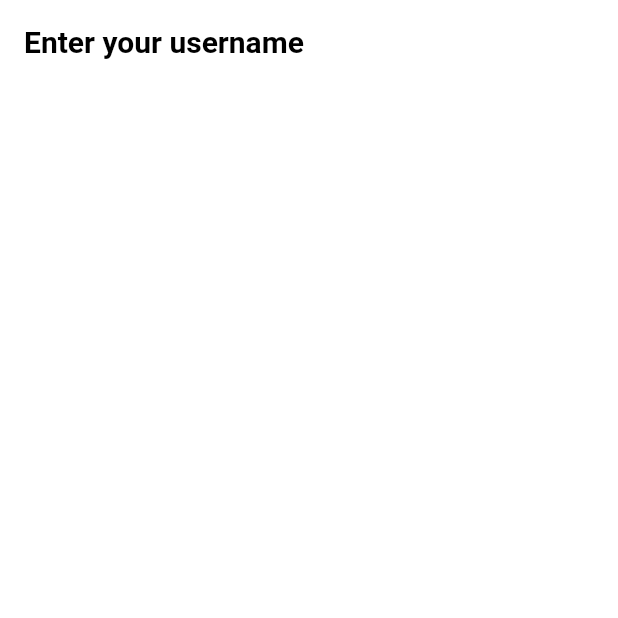
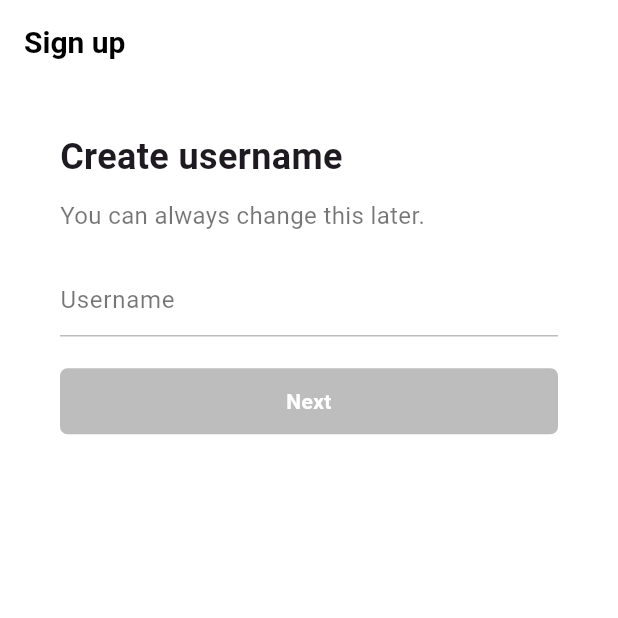
Before and after one commit to sigirace/tiktok_clone_v2, a Flutter app: the UsernameScreen screen opened directly, on a phone screen of 412 x 824 dp, the top half of it. Run offline on Flutter 3.47's test engine with Material 3 defaults, Android fonts, the phone set to English and light mode, and no system bars; our stand-ins replace flutter_screenutil, font_awesome_flutter.

Commit message:
feat: Username Screen
- textfield 사용
- statefulwidget을 통해 textfield 값 변경 감지
    - add listener
- animatedcontainer 사용

```diff
--- a/lib/features/authentication/sign_up_screen.dart
+++ b/lib/features/authentication/sign_up_screen.dart
@@ -51,13 +51,12 @@ class SignUpScreen extends StatelessWidget {
               const AuthButton(
                 icon: FaIcon(FontAwesomeIcons.user),
                 text: "Use email & password",
-                widget: EmailScreen(),
+                widget: UsernameScreen(),
               ),
               Gaps.v16,
               const AuthButton(
                 icon: FaIcon(FontAwesomeIcons.apple),
                 text: "Continue with Apple",
-                widget: UsernameScreen(),
               ),
             ],
           ),
--- a/lib/features/authentication/username_screen.dart
+++ b/lib/features/authentication/username_screen.dart
@@ -1,13 +1,114 @@
 import 'package:flutter/material.dart';
 
-class UsernameScreen extends StatelessWidget {
+import '../../constants/gaps.dart';
+import '../../constants/sizes.dart';
+
+class UsernameScreen extends StatefulWidget {
   const UsernameScreen({super.key});
+
+  @override
+  State<UsernameScreen> createState() => _UsernameScreenState();
+}
+
+class _UsernameScreenState extends State<UsernameScreen> {
+  final TextEditingController _usernameController = TextEditingController();
+
+  String _username = "";
+
+  @override
+  void initState() {
+    super.initState();
+    _usernameController.addListener(() {
+      setState(() {
+        _username = _usernameController.text;
+      });
+    });
+  }
+
+  @override
+  void dispose() {
+    _usernameController.dispose();
+    super.dispose();
+  }
 
   @override
   Widget build(BuildContext context) {
     return Scaffold(
       appBar: AppBar(
-        title: const Text("Enter your username"),
+        title: const Text(
+          "Sign up",
+        ),
+      ),
+      body: Padding(
+        padding: const EdgeInsets.symmetric(
+          horizontal: Sizes.size40,
+        ),
+        child: Column(
+          crossAxisAlignment: CrossAxisAlignment.start,
+          children: [
+            Gaps.v30,
+            const Text(
+              "Create username",
+              style: TextStyle(
+                fontSize: Sizes.size24,
+                fontWeight: FontWeight.w700,
+              ),
+            ),
+            Gaps.v10,
+            const Text(
+              "You can always change this later.",
+              style: TextStyle(
+                fontSize: Sizes.size16,
+                color: Colors.black54,
+              ),
+            ),
+            Gaps.v20,
+            TextField(
+              controller: _usernameController,
+              cursorColor: Theme.of(context).primaryColor,
+              decoration: InputDecoration(
+                hintText: "Username",
+                hintStyle: const TextStyle(
+                  color: Colors.black54,
+                ),
+                enabledBorder: UnderlineInputBorder(
+                  borderSide: BorderSide(
+                    color: Colors.grey.shade400,
+                  ),
+                ),
+                focusedBorder: UnderlineInputBorder(
+                  borderSide: BorderSide(
+                    color: Colors.grey.shade400,
+                  ),
+                ),
+              ),
+            ),
+            Gaps.v20,
+            FractionallySizedBox(
+              widthFactor: 1,
+              child: AnimatedContainer(
+                duration: const Duration(milliseconds: 300),
+                padding: const EdgeInsets.symmetric(
+                  vertical: Sizes.size12,
+                ),
+                decoration: BoxDecoration(
+                  color: _username.isEmpty
+                      ? Colors.grey.shade400
+                      : Theme.of(context).primaryColor,
+                  borderRadius: BorderRadius.circular(Sizes.size5),
+                ),
+                child: const Text(
+                  "Next",
+                  textAlign: TextAlign.center,
+                  style: TextStyle(
+                    color: Colors.white,
+                    fontWeight: FontWeight.w600,
+                  ),
+                ),
+              ),
+            ),
+          ],
+        ),
       ),
     );
   }
```
Also changed, not shown: lib/features/authentication/email_screen.dart (+42 -1 lines).
